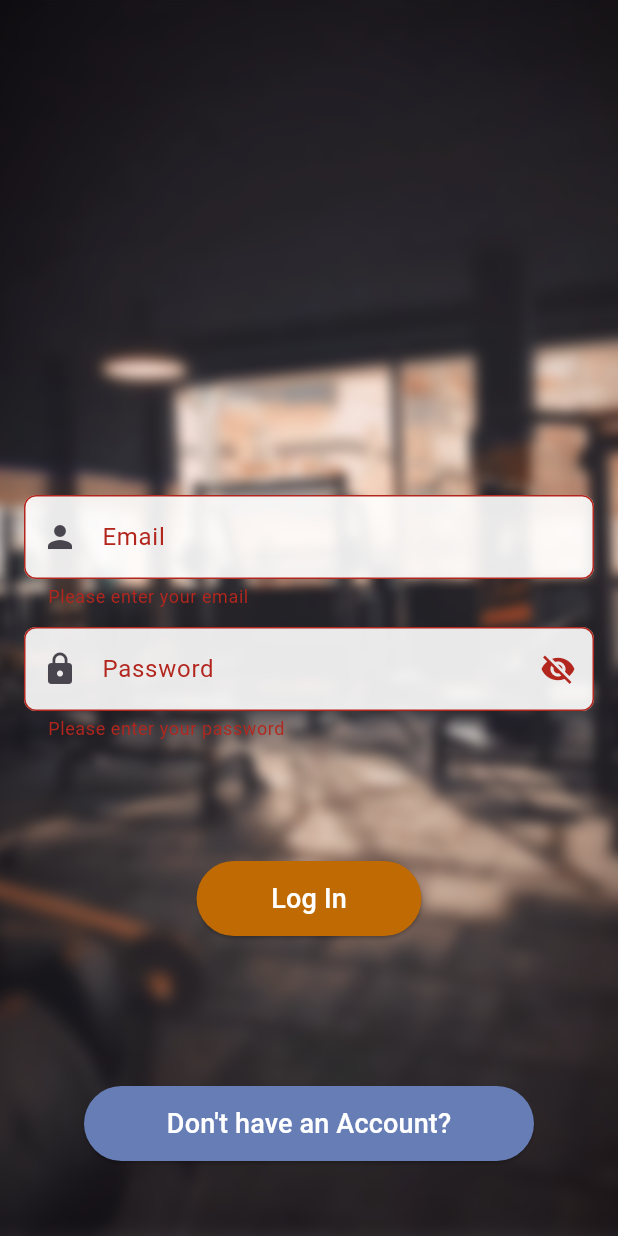
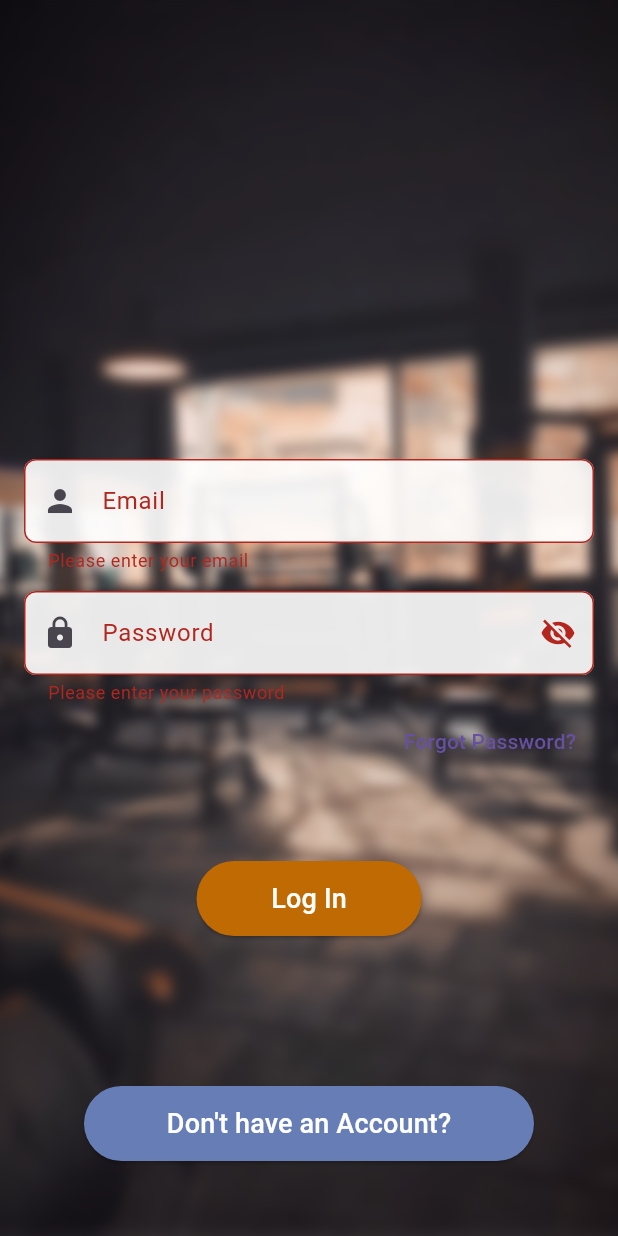
Before and after one commit to NumaanQureshi/Journey, a Flutter app: the Login screen opened directly, after a tap on "Log In", on a phone screen of 412 x 824 dp. Run offline on Flutter 3.47's test engine with Material 3 defaults, Android fonts, the light colour scheme and no system bars; our stand-ins replace flutter_secure_storage, flutter_svg, google_fonts, image_picker; accounts and stored records are empty.

Commit message:
feat: forgot password screen and consistent password validation

```diff
--- a/lib/screens/login.dart
+++ b/lib/screens/login.dart
@@ -164,11 +164,18 @@ class _LoginState extends State<Login> {
                             return 'Please enter your password';
                           }
                           // password validator
-                          if (v.length < 6) {
-                            return 'Password must be at least 6 characters';
+                          if (v.length < 8) {
+                            return 'Password must be at least 8 characters';
                           }
                           return null;
                         },
+                      ),
+                      Align(
+                        alignment: Alignment.centerRight,
+                        child: TextButton(
+                          onPressed: () {},
+                          child: const Text('Forgot Password?'),
+                        ),
                       ),
                     ],
                   ),
```
